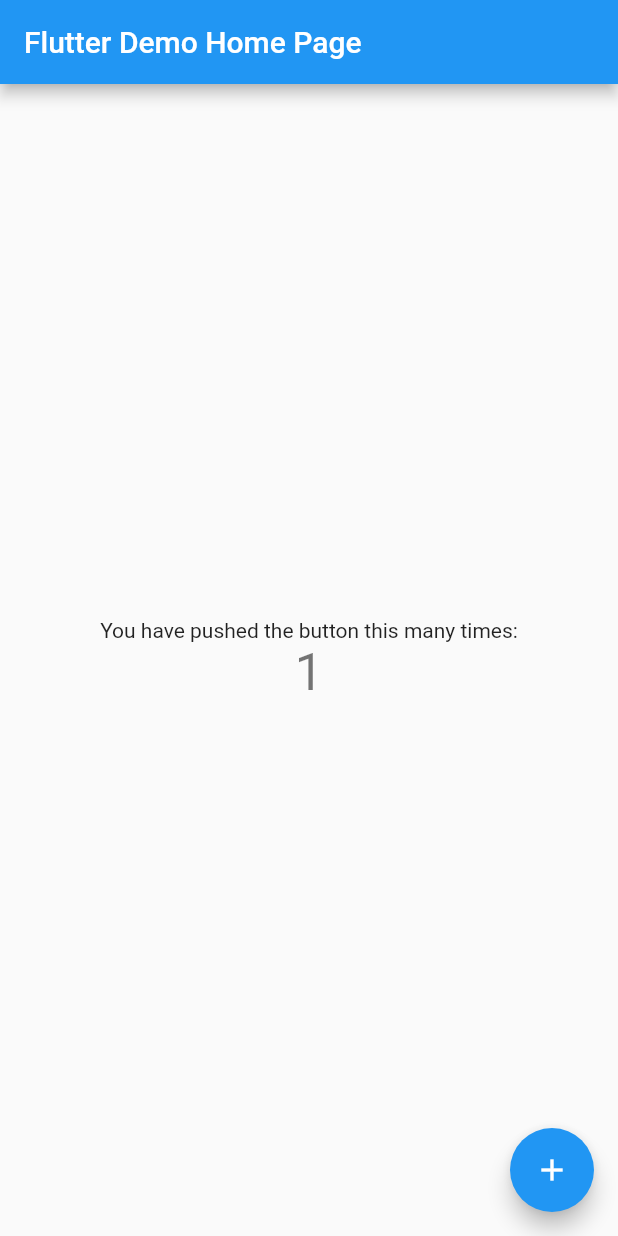
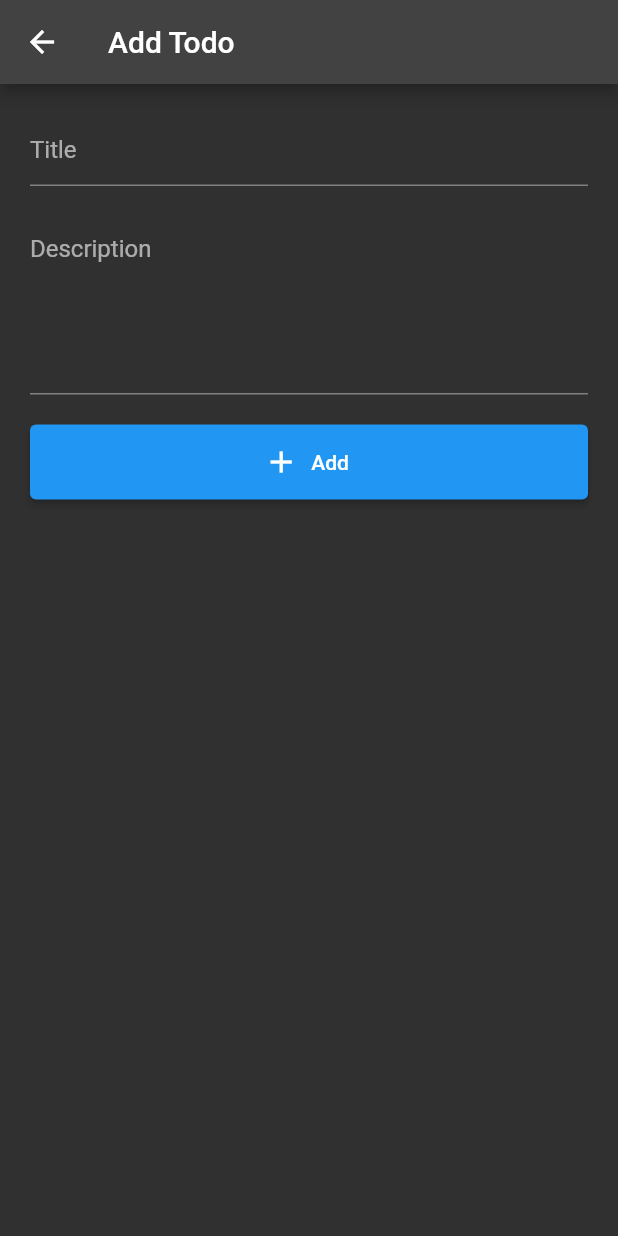
Before and after one commit to Ridhorezi/todo-app-restapi-flutter, a Flutter app: the screen it shows after launch, after a tap on the "add" icon, on a phone screen of 412 x 824 dp. Run offline on Flutter 3.47's test engine with Material 2 defaults, Android fonts, the phone set to English and light mode, and no system bars; network calls fail.

Commit message:
Finished developement

```diff
--- a/lib/main.dart
+++ b/lib/main.dart
@@ -1,4 +1,5 @@
 import 'package:flutter/material.dart';
+import 'package:todo_app_restapi/screens/todo_list.dart';
 
 void main() {
   runApp(const MyApp());
@@ -7,109 +8,12 @@ void main() {
 class MyApp extends StatelessWidget {
   const MyApp({super.key});
 
-  // This widget is the root of your application.
   @override
   Widget build(BuildContext context) {
     return MaterialApp(
-      title: 'Flutter Demo',
-      theme: ThemeData(
-        // This is the theme of your application.
-        //
-        // Try running your application with "flutter run". You'll see the
-        // application has a blue toolbar. Then, without quitting the app, try
-        // changing the primarySwatch below to Colors.green and then invoke
-        // "hot reload" (press "r" in the console where you ran "flutter run",
-        // or simply save your changes to "hot reload" in a Flutter IDE).
-        // Notice that the counter didn't reset back to zero; the application
-        // is not restarted.
-        primarySwatch: Colors.blue,
-      ),
-      home: const MyHomePage(title: 'Flutter Demo Home Page'),
+      debugShowCheckedModeBanner: false,
+      theme: ThemeData.dark(),
+      home: const TodoListPage(),
     );
   }
 }
-
-class MyHomePage extends StatefulWidget {
-  const MyHomePage({super.key, required this.title});
-
-  // This widget is the home page of your application. It is stateful, meaning
-  // that it has a State object (defined below) that contains fields that affect
-  // how it looks.
-
-  // This class is the configuration for the state. It holds the values (in this
-  // case the title) provided by the parent (in this case the App widget) and
-  // used by the build method of the State. Fields in a Widget subclass are
-  // always marked "final".
-
-  final String title;
-
-  @override
-  State<MyHomePage> createState() => _MyHomePageState();
-}
-
-class _MyHomePageState extends State<MyHomePage> {
-  int _counter = 0;
-
-  void _incrementCounter() {
-    setState(() {
-      // This call to setState tells the Flutter framework that something has
-      // changed in this State, which causes it to rerun the build method below
-      // so that the display can reflect the updated values. If we changed
-      // _counter without calling setState(), then the build method would not be
-      // called again, and so nothing would appear to happen.
-      _counter++;
-    });
-  }
-
-  @override
-  Widget build(BuildContext context) {
-    // This method is rerun every time setState is called, for instance as done
-    // by the _incrementCounter method above.
-    //
-    // The Flutter framework has been optimized to make rerunning build methods
-    // fast, so that you can just rebuild anything that needs updating rather
-    // than having to individually change instances of widgets.
-    return Scaffold(
-      appBar: AppBar(
-        // Here we take the value from the MyHomePage object that was created by
-        // the App.build method, and use it to set our appbar title.
-        title: Text(widget.title),
-      ),
-      body: Center(
-        // Center is a layout widget. It takes a single child and positions it
-        // in the middle of the parent.
-        child: Column(
-          // Column is also a layout widget. It takes a list of children and
-          // arranges them vertically. By default, it sizes itself to fit its
-          // children horizontally, and tries to be as tall as its parent.
-          //
-          // Invoke "debug painting" (press "p" in the console, choose the
-          // "Toggle Debug Paint" action from the Flutter Inspector in Android
-          // Studio, or the "Toggle Debug Paint" command in Visual Studio Code)
-          // to see the wireframe for each widget.
-          //
-          // Column has various properties to control how it sizes itself and
-          // how it positions its children. Here we use mainAxisAlignment to
-          // center the children vertically; the main axis here is the vertical
-          // axis because Columns are vertical (the cross axis would be
-          // horizontal).
-          mainAxisAlignment: MainAxisAlignment.center,
-          children: <Widget>[
-            const Text(
-              'You have pushed the button this many times:',
-            ),
-            Text(
-              '$_counter',
-              style: Theme.of(context).textTheme.headlineMedium,
-            ),
-          ],
-        ),
-      ),
-      floatingActionButton: FloatingActionButton(
-        onPressed: _incrementCounter,
-        tooltip: 'Increment',
-        child: const Icon(Icons.add),
-      ), // This trailing comma makes auto-formatting nicer for build methods.
-    );
-  }
-}
--- /dev/null
+++ b/lib/screens/add_page.dart
@@ -0,0 +1,78 @@
+import 'package:flutter/material.dart';
+import 'package:todo_app_restapi/services/todo_service.dart';
+import 'package:todo_app_restapi/utils/snackbar_helper.dart';
+
+class AddTodoPage extends StatefulWidget {
+  const AddTodoPage({super.key});
+
+  @override
+  State<AddTodoPage> createState() => _AddTodoPageState();
+}
+
+class _AddTodoPageState extends State<AddTodoPage> {
+  TextEditingController titleController = TextEditingController();
+  TextEditingController descriptionController = TextEditingController();
+  @override
+  Widget build(BuildContext context) {
+    return Scaffold(
+      appBar: AppBar(
+        title: const Text('Add Todo'),
+      ),
+      body: ListView(
+        padding: const EdgeInsets.all(20),
+        children: [
+          TextField(
+            controller: titleController,
+            decoration: const InputDecoration(hintText: 'Title'),
+          ),
+          const SizedBox(height: 20),
+          TextField(
+            controller: descriptionController,
+            decoration: const InputDecoration(hintText: 'Description'),
+            keyboardType: TextInputType.multiline,
+            minLines: 5,
+            maxLines: 8,
+          ),
+          const SizedBox(height: 20),
+          SizedBox(
+            width: 100,
+            height: 50,
+            child: ElevatedButton.icon(
+              onPressed: submitData,
+              icon: const Icon(
+                Icons.add_outlined,
+                color: Colors.white,
+                size: 24.0,
+              ),
+              label: const Text('Add'),
+            ),
+          ),
+        ],
+      ),
+    );
+  }
+
+  Future<void> submitData() async {
+    // Get the data from form
+    final title = titleController.text;
+    final description = descriptionController.text;
+    final body = {
+      "title": title,
+      "description": description,
+      "is_completed": false,
+    };
+
+    final isSuccess = await TodoService.createTodo(body);
+
+    // Show success or fail message based on status
+    if (isSuccess) {
+      titleController.text = '';
+      descriptionController.text = '';
+      // ignore: use_build_context_synchronously
+      showSuccessMessage(context, message: 'Success create todo');
+    } else {
+      // ignore: use_build_context_synchronously
+      showErrorMessage(context, message: 'Ups! Something went wrong.');
+    }
+  }
+}
--- /dev/null
+++ b/lib/screens/edit_page.dart
@@ -0,0 +1,102 @@
+import 'package:flutter/material.dart';
+import 'package:todo_app_restapi/services/todo_service.dart';
+import 'package:todo_app_restapi/utils/snackbar_helper.dart';
+
+class EditTodoPage extends StatefulWidget {
+  final Map? todo;
+  const EditTodoPage({super.key, this.todo});
+
+  @override
+  State<EditTodoPage> createState() => _EditTodoPageState();
+}
+
+class _EditTodoPageState extends State<EditTodoPage> {
+  TextEditingController titleController = TextEditingController();
+  TextEditingController descriptionController = TextEditingController();
+
+  bool isEdit = false;
+
+  @override
+  void initState() {
+    super.initState();
+    final todo = widget.todo;
+    if (todo != null) {
+      isEdit = true;
+      final title = todo['title'];
+      final description = todo['description'];
+      titleController.text = title;
+      descriptionController.text = description;
+    }
+  }
+
+  @override
+  Widget build(BuildContext context) {
+    return Scaffold(
+      appBar: AppBar(
+        title: const Text(
+          'Edit Todo',
+        ),
+      ),
+      body: ListView(
+        padding: const EdgeInsets.all(20),
+        children: [
+          TextField(
+            controller: titleController,
+            decoration: const InputDecoration(hintText: 'Title'),
+          ),
+          const SizedBox(height: 20),
+          TextField(
+            controller: descriptionController,
+            decoration: const InputDecoration(hintText: 'Description'),
+            keyboardType: TextInputType.multiline,
+            minLines: 5,
+            maxLines: 8,
+          ),
+          const SizedBox(height: 20),
+          SizedBox(
+            width: 100,
+            height: 50,
+            child: ElevatedButton.icon(
+              onPressed: updateData,
+              icon: const Icon(
+                Icons.edit_note_outlined,
+                color: Colors.white,
+                size: 24.0,
+              ),
+              label: const Text('Update'),
+            ),
+          ),
+        ],
+      ),
+    );
+  }
+
+  Future<void> updateData() async {
+    final todo = widget.todo;
+
+    if (todo == null) {
+      showErrorMessage(context, message: 'Ups! Cannot call data.');
+      return;
+    }
+
+    final id = todo['_id'];
+    final title = titleController.text;
+    final description = descriptionController.text;
+    final body = {
+      "title": title,
+      "description": description,
+      "is_completed": false,
+    };
+
+    final isSuccess = await TodoService.updateTodo(id, body);
+
+    // Show success or fail message based on status
+    if (isSuccess) {
+      // ignore: use_build_context_synchronously
+      showSuccessMessage(context, message: 'Succes update data');
+    } else {
+      // ignore: use_build_context_synchronously
+      showErrorMessage(context, message: 'Ups! Something went wrong.');
+    }
+  }
+}
--- /dev/null
+++ b/lib/screens/todo_list.dart
@@ -0,0 +1,134 @@
+// ignore: unused_import
+import 'dart:convert';
+
+import 'package:flutter/material.dart';
+import 'package:todo_app_restapi/screens/add_page.dart';
+// ignore: unused_import
+import 'package:http/http.dart' as http;
+import 'package:todo_app_restapi/screens/edit_page.dart';
+import 'package:todo_app_restapi/services/todo_service.dart';
+import 'package:todo_app_restapi/utils/snackbar_helper.dart';
+import 'package:todo_app_restapi/widgets/todo_card.dart';
+
+class TodoListPage extends StatefulWidget {
+  const TodoListPage({super.key});
+
+  @override
+  State<TodoListPage> createState() => _TodoListPageState();
+}
+
+class _TodoListPageState extends State<TodoListPage> {
+  bool isLoading = true;
+  List items = [];
+
+  @override
+  void initState() {
+    super.initState();
+    fetchTodo();
+  }
+
+  @override
+  Widget build(BuildContext context) {
+    return Scaffold(
+      appBar: AppBar(
+        title: const Text('Todo List'),
+      ),
+      body: Visibility(
+        visible: isLoading,
+        // ignore: sort_child_properties_last
+        child: const Center(
+          child: CircularProgressIndicator(),
+        ),
+        replacement: RefreshIndicator(
+          onRefresh: fetchTodo,
+          child: Visibility(
+            visible: items.isNotEmpty,
+            replacement: Center(
+              child: Text(
+                'No todo items !',
+                style: Theme.of(context).textTheme.headlineSmall,
+              ),
+            ),
+            child: ListView.builder(
+              itemCount: items.length,
+              padding: const EdgeInsets.all(8),
+              itemBuilder: (context, index) {
+                final item = items[index] as Map;
+                // ignore: unused_local_variable
+                final id = item['_id'] as String;
+                return TodoCard(
+                  index: index,
+                  item: item,
+                  deleteById: deleteById,
+                  navigateEdit: navigateToEditPage,
+                );
+              },
+            ),
+          ),
+        ),
+      ),
+      floatingActionButton: FloatingActionButton(
+        onPressed: navigateToAddPage,
+        // ignore: sort_child_properties_last
+        child: const Icon(Icons.add),
+        backgroundColor: Colors.blueGrey,
+      ),
+    );
+  }
+
+  Future<void> navigateToAddPage() async {
+    final route = MaterialPageRoute(
+      builder: (context) => const AddTodoPage(),
+    );
+    await Navigator.push(context, route);
+    setState(() {
+      isLoading = true;
+    });
+    fetchTodo();
+  }
+
+  Future<void> navigateToEditPage(Map item) async {
+    final route = MaterialPageRoute(
+      builder: (context) => EditTodoPage(todo: item),
+    );
+    await Navigator.push(context, route);
+    setState(() {
+      isLoading = true;
+    });
+    fetchTodo();
+  }
+
+  Future<void> deleteById(String id) async {
+    final isSuccess = await TodoService.deleteById(id);
+
+    if (isSuccess) {
+      final filtered = items.where((element) => element['_id'] != id).toList();
+      setState(() {
+        items = filtered;
+      });
+      // ignore: use_build_context_synchronously
+      showSuccessMessage(context, message: 'Successfully deleted data');
+    } else {
+      // ignore: use_build_context_synchronously
+      showErrorMessage(context, message: 'Ups! Something went wrong.');
+    }
+  }
+
+  Future<void> fetchTodo() async {
+    final response = await TodoService.readTodos();
+
+    if (response != null) {
+      setState(() {
+        items = response;
+      });
+      // ignore: use_build_context_synchronously
+      // showSuccessMessage(context, message: 'Success fetch data');
+    } else {
+      // ignore: use_build_context_synchronously
+      showErrorMessage(context, message: 'Ups! Something went wrong.');
+    }
+    setState(() {
+      isLoading = false;
+    });
+  }
+}
--- /dev/null
+++ b/lib/services/todo_service.dart
@@ -0,0 +1,50 @@
+import 'dart:convert';
+
+import 'package:http/http.dart' as http;
+
+class TodoService {
+  static Future<bool> deleteById(String id) async {
+    final url = 'https://api.nstack.in/v1/todos/$id';
+    final uri = Uri.parse(url);
+    final response = await http.delete(uri);
+    return response.statusCode == 200;
+  }
+
+  static Future<List?> readTodos() async {
+    const url = 'https://api.nstack.in/v1/todos?page=1&limit=10';
+    final uri = Uri.parse(url);
+    final response = await http.get(uri);
+
+    if (response.statusCode == 200) {
+      final json = jsonDecode(response.body) as Map;
+      final result = json['items'] as List;
+      return result;
+    } else {
+      return null;
+    }
+  }
+
+  static Future<bool> updateTodo(String id, Map body) async {
+    // Submit data to the server
+    final url = 'https://api.nstack.in/v1/todos/$id';
+    final uri = Uri.parse(url);
+    final response = await http.put(
+      uri,
+      body: jsonEncode(body),
+      headers: {'Content-Type': 'application/json'},
+    );
+    return response.statusCode == 200;
+  }
+
+  static Future<bool> createTodo(Map body) async {
+    // Submit data to the server
+    const url = 'https://api.nstack.in/v1/todos';
+    final uri = Uri.parse(url);
+    final response = await http.post(
+      uri,
+      body: jsonEncode(body),
+      headers: {'Content-Type': 'application/json'},
+    );
+    return response.statusCode == 201;
+  }
+}
--- a/pubspec.yaml
+++ b/pubspec.yaml
@@ -35,6 +35,7 @@ dependencies:
   # The following adds the Cupertino Icons font to your application.
   # Use with the CupertinoIcons class for iOS style icons.
   cupertino_icons: ^1.0.2
+  http: ^0.13.5
 
 dev_dependencies:
   flutter_test:
```
Also changed, not shown: lib/utils/snackbar_helper.dart (added, +23 -0 lines), lib/widgets/todo_card.dart (added, +57 -0 lines), pubspec.lock, 1 other file.
